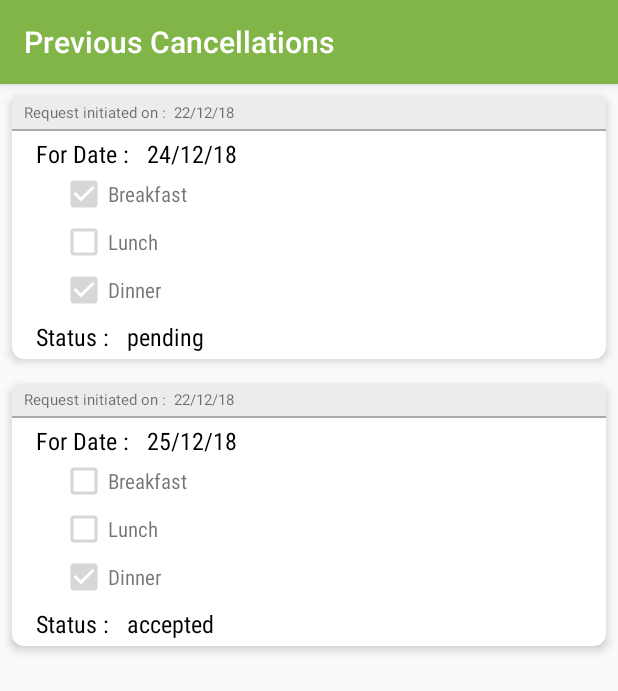
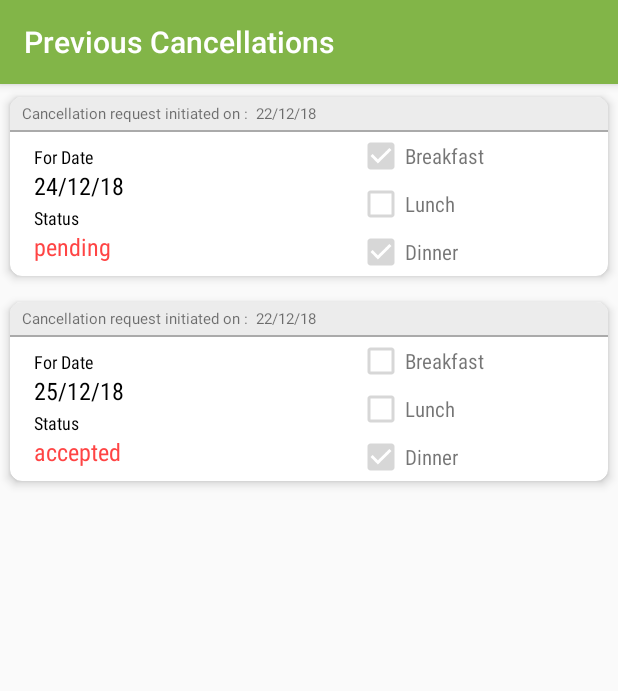
Before and after one commit to shreyash-jain/sattvikapp-1-12-18, an Android app: the CancelList screen opened directly, with no data from a screen before it, on a phone screen of 412 x 824 dp. Shown: the top 691 px of the screen. Run offline under Robolectric (Android 15) with nearby library versions, the phone set to English and light mode, and no system bars.

Commit message:
card ui updated

```diff
--- a/app/src/main/AndroidManifest.xml
+++ b/app/src/main/AndroidManifest.xml
@@ -65,7 +65,6 @@
             android:screenOrientation="portrait"
             android:theme="@style/AppTheme.NoActionBar" />
         <activity android:name=".RegistrationConfirmation" />
-        <activity android:name=".MainCancel" />
         <activity android:name=".CancelList"
             android:screenOrientation="portrait"
 
--- a/app/src/main/res/layout/cancel_card.xml
+++ b/app/src/main/res/layout/cancel_card.xml
@@ -5,8 +5,8 @@
     xmlns:app="http://schemas.android.com/apk/res-auto"
     android:layout_width="match_parent"
     android:layout_height="wrap_content"
-    android:layout_margin="8dp"
-    android:padding="8dp"
+    app:cardUseCompatPadding="true"
+
     app:cardCornerRadius="8dp"
     app:cardElevation="4dp">
 
@@ -25,11 +25,12 @@
             android:paddingLeft="8dp"
             android:background="#ececec"
             android:orientation="horizontal">
+
             <TextView
                 android:layout_width="wrap_content"
                 android:layout_height="wrap_content"
-                android:textSize="10sp"
-                android:text="Request initiated on :  "/>
+                android:text="Cancellation request initiated on :  "
+                android:textSize="10sp" />
             <TextView
                 android:layout_width="wrap_content"
                 android:layout_gravity="end"
@@ -47,27 +48,43 @@
             android:layout_height="1dp"
             android:background="@android:color/darker_gray" />
 
+    <LinearLayout xmlns:android="http://schemas.android.com/apk/res/android"
+        android:layout_width="match_parent"
+        android:layout_height="match_parent"
+        android:orientation="horizontal"
+        android:weightSum="2" >
+
+        <LinearLayout
+            android:layout_width="0dp"
+            android:layout_weight="1"
+            android:orientation="vertical"
+            android:layout_gravity="center"
+            android:gravity="center"
+            android:layout_height="wrap_content">
+
             <LinearLayout
                 android:layout_width="match_parent"
                 android:layout_height="wrap_content"
+                android:paddingBottom="2dp"
+                android:paddingTop="4dp"
 
                 android:paddingRight="8dp"
                 android:paddingLeft="16dp"
 
-            android:orientation="horizontal">
+                android:orientation="vertical">
                 <TextView
                     android:layout_width="wrap_content"
                     android:textColor="@android:color/black"
-                android:textSize="16sp"
+                    android:textSize="12sp"
                     android:fontFamily="sans-serif-condensed"
                     android:layout_height="wrap_content"
-                android:text="For Date : "/>
+                    android:text="For Date"/>
                 <TextView
                     android:id="@+id/list_date"
-                android:paddingTop="4dp"
-                android:paddingRight="8dp"
 
-                android:paddingLeft="8dp"
+
+
+
                     android:layout_width="match_parent"
                     android:layout_height="wrap_content"
                     android:fontFamily="sans-serif-condensed"
@@ -79,6 +96,53 @@
 
             </LinearLayout>
 
+            <LinearLayout
+                android:layout_width="match_parent"
+                android:layout_height="wrap_content"
+
+                android:paddingRight="8dp"
+                android:paddingLeft="16dp"
+
+                android:orientation="vertical">
+                <TextView
+                    android:layout_width="wrap_content"
+                    android:textColor="@android:color/black"
+                    android:textSize="12sp"
+                    android:fontFamily="sans-serif-condensed"
+                    android:layout_height="wrap_content"
+                    android:text="Status"/>
+                <TextView
+                    android:id="@+id/list_status"
+
+                    android:paddingRight="8dp"
+                    android:paddingBottom="4dp"
+
+                    android:layout_width="match_parent"
+                    android:layout_height="wrap_content"
+
+
+                    android:fontFamily="sans-serif-condensed"
+
+
+                    android:textColor="@android:color/holo_red_light"
+                    android:textSize="16sp" />
+
+
+            </LinearLayout>
+
+
+
+
+        </LinearLayout>
+
+        <LinearLayout
+            android:layout_width="0dp"
+            android:layout_weight="1"
+            android:orientation="vertical"
+            android:layout_gravity="center"
+            android:gravity="center"
+            android:layout_height="wrap_content">
+
 
             <LinearLayout
                 android:layout_width="match_parent"
@@ -86,6 +150,7 @@
 
                 android:paddingRight="8dp"
                 android:paddingLeft="32dp"
+                android:layout_gravity="start"
 
                 android:orientation="horizontal">
 
@@ -110,6 +175,7 @@
             <LinearLayout
                 android:layout_width="132dp"
                 android:layout_height="wrap_content"
+                android:layout_gravity="start"
 
                 android:paddingRight="8dp"
                 android:paddingLeft="32dp"
@@ -136,6 +202,7 @@
             <LinearLayout
                 android:layout_width="132dp"
                 android:layout_height="wrap_content"
+                android:layout_gravity="start"
 
                 android:paddingRight="8dp"
                 android:paddingLeft="32dp"
@@ -160,37 +227,17 @@
 
 
 
-        <LinearLayout
-            android:layout_width="match_parent"
-            android:layout_height="wrap_content"
 
-            android:paddingRight="8dp"
-            android:paddingLeft="16dp"
+        </LinearLayout>
 
-            android:orientation="horizontal">
-            <TextView
-                android:layout_width="wrap_content"
-                android:textColor="@android:color/black"
-                android:textSize="16sp"
-                android:fontFamily="sans-serif-condensed"
-                android:layout_height="wrap_content"
-                android:text="Status : "/>
-            <TextView
-                android:id="@+id/list_status"
-                android:paddingTop="4dp"
-                android:paddingRight="8dp"
-                android:paddingBottom="4dp"
-                android:paddingLeft="8dp"
-                android:layout_width="match_parent"
-                android:layout_height="wrap_content"
-                android:fontFamily="sans-serif-condensed"
+        </LinearLayout>
 
 
-                android:textColor="@android:color/black"
-                android:textSize="16sp" />
 
 
-        </LinearLayout>
+
+
+
 
 
     </LinearLayout>
```
Also changed, not shown: app/src/main/java/com/example/shreyash/myapplication/MainCancel.java (deleted, +0 -126 lines), app/src/main/res/layout/activity_main_cancel.xml (deleted, +0 -59 lines). Lines whose indentation alone changed are shown as unchanged.
